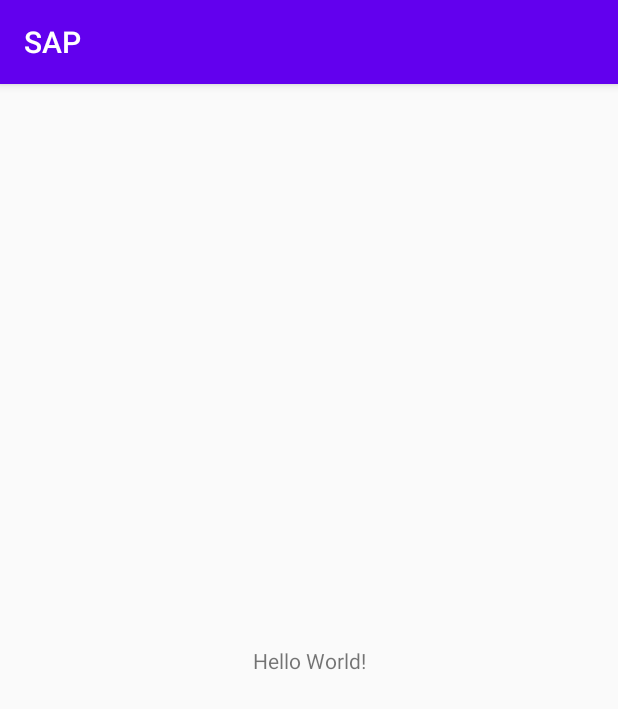
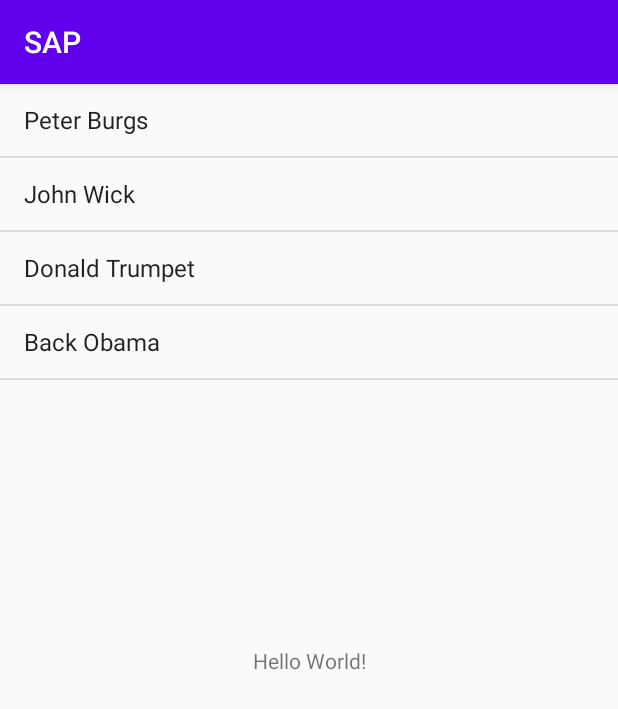
Before and after one commit to peterburgs/SAP, an Android app: the screen it shows after launch (MainActivity), on a phone screen of 412 x 824 dp. Shown: the top 709 px of the screen. Run offline under Robolectric (Android 15) with nearby library versions, the phone set to English and light mode, and no system bars.

Commit message:
Update April 13, 2020

```diff
--- a/app/src/main/java/com/example/sap/MainActivity.java
+++ b/app/src/main/java/com/example/sap/MainActivity.java
@@ -3,6 +3,13 @@
 import androidx.appcompat.app.AppCompatActivity;
 
 import android.os.Bundle;
+import android.view.View;
+import android.widget.AdapterView;
+import android.widget.ArrayAdapter;
+import android.widget.ListView;
+import android.widget.Toast;
+
+import java.util.ArrayList;
 
 public class MainActivity extends AppCompatActivity {
 
@@ -10,5 +17,26 @@
     protected void onCreate(Bundle savedInstanceState) {
         super.onCreate(savedInstanceState);
         setContentView(R.layout.activity_main);
+        //
+        ListView myListView=findViewById(R.id.myListView);
+
+        final ArrayList<String> myFamily=new ArrayList<String>();
+
+        myFamily.add("Peter Burgs");
+        myFamily.add("John Wick");
+        myFamily.add("Donald Trumpet");
+        myFamily.add("Back Obama");
+
+        ArrayAdapter<String> arrayAdapter=new ArrayAdapter<String>(this, android.R.layout.simple_list_item_activated_1, myFamily);
+        myListView.setAdapter(arrayAdapter);
+
+
+        //Show the name of the item clicked
+        myListView.setOnItemClickListener(new AdapterView.OnItemClickListener() {
+            @Override
+            public void onItemClick(AdapterView<?> parent, View view, int position, long id) {
+                Toast.makeText(MainActivity.this, "You clicked: "+myFamily.get(position), Toast.LENGTH_SHORT).show();
+            }
+        });
     }
 }
--- a/app/src/main/res/layout/activity_main.xml
+++ b/app/src/main/res/layout/activity_main.xml
@@ -15,4 +15,11 @@
         app:layout_constraintRight_toRightOf="parent"
         app:layout_constraintTop_toTopOf="parent" />
 
+    <ListView
+        android:id="@+id/myListView"
+        android:layout_width="match_parent"
+        android:layout_height="match_parent"
+        tools:layout_editor_absoluteX="1dp"
+        tools:layout_editor_absoluteY="1dp" />
+
 </androidx.constraintlayout.widget.ConstraintLayout>
```
